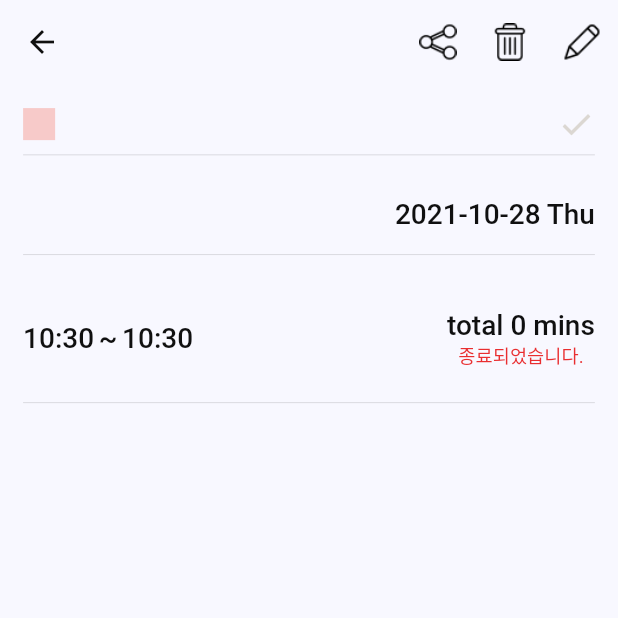
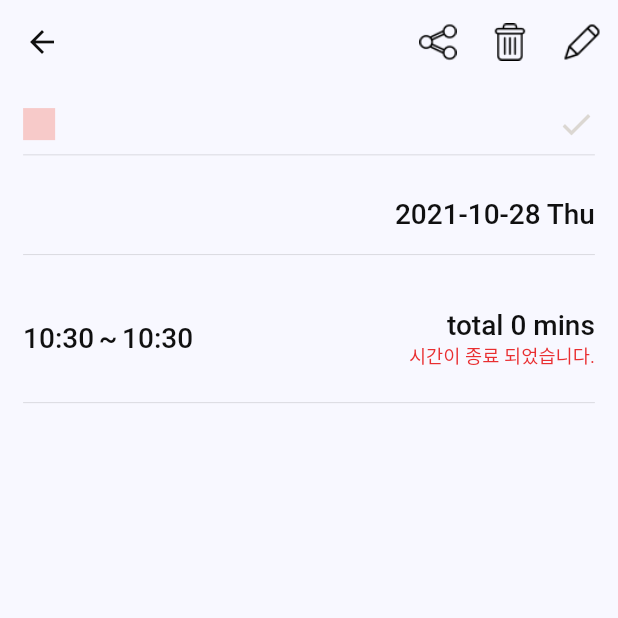
Before and after one commit to json-kim/daily_planner, a Flutter app: the PlanDetailScreen screen opened directly with empty values, on a phone screen of 412 x 824 dp, the top half of it. Run offline on Flutter 3.47's test engine with Material 2 defaults, Android fonts, the phone set to English and light mode, and no system bars; our stand-ins replace flutter_colorpicker, get, google_fonts, pull_to_refresh, sqflite; missing offline and left inert: kakao_flutter_sdk; accounts and stored records are empty.

Commit message:
공유 기능 안드로이드 버그 수정

```diff
--- a/lib/controllers/kakao_controller.dart
+++ b/lib/controllers/kakao_controller.dart
@@ -36,7 +36,7 @@ class KakaoController {
         '\${plan_end_time}': '${DateFormat('hh:mm a').format(plan.endTime)}',
         '\${plan_content}': '${plan.content}',
       });
-      await launchBrowserTab(uri);
+      await LinkClient.instance.launchKakaoTalk(uri);
     } catch (e) {}
   }
 
--- a/lib/controllers/plan_controller.dart
+++ b/lib/controllers/plan_controller.dart
@@ -30,7 +30,9 @@ class PlanController extends GetxController {
   Future<void> planStateChange(Plan plan) async {
     plan.nextPlanState();
     await dbCont.updateToTable(plan);
-    update();
+
+    DateController _dateController = Get.put(DateController());
+    selectPlansWithDate(_dateController.selectedDate);
   }
 
   Future<void> addPlan(Plan plan) async {
@@ -84,8 +86,15 @@ class PlanController extends GetxController {
       }
     });
     datePlans.sort(
-      (Plan a, Plan b) => a.startTime.millisecondsSinceEpoch
-          .compareTo(b.startTime.millisecondsSinceEpoch),
+      (Plan a, Plan b) {
+        final aState = a.state ? 1 : 0;
+        final bState = b.state ? 1 : 0;
+        int firstCompare = aState.compareTo(bState);
+
+        if (firstCompare != 0) return firstCompare;
+        return a.startTime.millisecondsSinceEpoch
+            .compareTo(b.startTime.millisecondsSinceEpoch);
+      },
     );
     _selectedPlans = datePlans;
     update();
--- a/lib/screens/detail/components/time_bar.dart
+++ b/lib/screens/detail/components/time_bar.dart
@@ -1,17 +1,21 @@
+import 'package:daily_planner_app/controllers/plan_controller.dart';
 import 'package:daily_planner_app/size_config.dart';
 import 'package:flutter/material.dart';
+import 'package:get/get_state_manager/src/simple/get_state.dart';
 import 'package:intl/intl.dart';
 
 import '../../../constants.dart';
 
 class TimeBar extends StatelessWidget {
-  const TimeBar({
+  TimeBar({
     Key? key,
     required this.startTime,
     required this.endTime,
+    required this.state,
   }) : super(key: key);
 
   final DateTime startTime, endTime;
+  final bool state;
 
   String getDTimeString(DateTime start, DateTime end) {
     final now = DateTime.now();
@@ -30,7 +34,7 @@ class TimeBar extends StatelessWidget {
     } else if (now.isAfter(start) && now.isBefore(end)) {
       return '진행 중 입니다.';
     } else {
-      return '종료되었습니다.';
+      return '시간이 종료 되었습니다.';
     }
   }
 
@@ -73,14 +77,14 @@ class TimeBar extends StatelessWidget {
           ),
         ),
 
-        Spacer(),
-
         // Total Time and D-time
-        Container(
+        Expanded(
+          child: Container(
             padding: EdgeInsets.symmetric(
               vertical: getProportionateScreenHeight(defaultPadding),
             ),
             child: Column(
+              crossAxisAlignment: CrossAxisAlignment.end,
               children: [
                 Text(
                   'total ${endTime.difference(startTime).inHours < 1 ? endTime.difference(startTime).inMinutes.toString() + ' mins' : endTime.difference(startTime).inHours.toString() + ' hours'}',
@@ -88,12 +92,24 @@ class TimeBar extends StatelessWidget {
                       color: kBlackColor,
                       fontSize: getProportionateScreenHeight(headline6)),
                 ),
-              Text(getDTimeString(startTime, endTime),
+                AnimatedSwitcher(
+                  duration: defaultDuration,
+                  child: Container(
+                    width: double.infinity,
+                    key: ValueKey(state),
+                    child: Text(
+                        state
+                            ? '완료 되었습니다.'
+                            : getDTimeString(startTime, endTime),
+                        textAlign: TextAlign.end,
                         style: TextStyle(
                           fontSize: getProportionateScreenHeight(14),
                           color: kRedColor,
-                  ))
+                        )),
+                  ),
+                ),
               ],
+            ),
           ),
         ),
       ],
--- a/lib/screens/detail/components/title_bar.dart
+++ b/lib/screens/detail/components/title_bar.dart
@@ -25,7 +25,10 @@ class TitleBar extends StatelessWidget {
         HorizontalSpacing(),
 
         // Title
-        FittedBox(
+        AnimatedSwitcher(
+          duration: defaultDuration,
+          child: FittedBox(
+            key: ValueKey(plan.state),
             child: Text(
               plan.title,
               overflow: TextOverflow.ellipsis,
@@ -35,6 +38,7 @@ class TitleBar extends StatelessWidget {
                   fontSize: getProportionateScreenHeight(headline5)),
             ),
           ),
+        ),
       ],
     );
   }
--- a/lib/screens/detail/plan_detail_screen.dart
+++ b/lib/screens/detail/plan_detail_screen.dart
@@ -31,13 +31,14 @@ class PlanDetailScreen extends StatelessWidget {
         child: Padding(
           padding: EdgeInsets.symmetric(
               horizontal: getProportionateScreenWidth(defaultPadding)),
-          child:
-              Column(crossAxisAlignment: CrossAxisAlignment.start, children: [
-            VerticalSpacing(),
-            GetBuilder<PlanController>(
+          child: GetBuilder<PlanController>(
               init: PlanController(),
               builder: (controller) {
-                  return Row(
+                return Column(
+                    crossAxisAlignment: CrossAxisAlignment.start,
+                    children: [
+                      VerticalSpacing(),
+                      Row(
                         children: [
                           // Title
                           TitleBar(plan: plan),
@@ -52,8 +53,7 @@ class PlanDetailScreen extends StatelessWidget {
                             },
                           ),
                         ],
-                  );
-                }),
+                      ),
                       Divider(),
                       VerticalSpacing(),
 
@@ -63,7 +63,10 @@ class PlanDetailScreen extends StatelessWidget {
                       VerticalSpacing(),
 
                       // TimeBar
-            TimeBar(startTime: plan.startTime, endTime: plan.endTime),
+                      TimeBar(
+                          startTime: plan.startTime,
+                          endTime: plan.endTime,
+                          state: plan.state),
                       Divider(),
                       VerticalSpacing(),
 
@@ -75,12 +78,17 @@ class PlanDetailScreen extends StatelessWidget {
                           child: Container(
                               width: double.infinity,
                               child: Text(plan.content,
-                        style: Theme.of(context).textTheme.subtitle1!.copyWith(
+                                  style: Theme.of(context)
+                                      .textTheme
+                                      .subtitle1!
+                                      .copyWith(
                                           color: kBlackColor,
                                           fontSize:
-                                getProportionateScreenHeight(subtitle1))))),
+                                              getProportionateScreenHeight(
+                                                  subtitle1))))),
                       VerticalSpacing(),
-          ]),
+                    ]);
+              }),
         ),
       ),
     );
--- a/lib/screens/planner/components/plan_card.dart
+++ b/lib/screens/planner/components/plan_card.dart
@@ -38,6 +38,9 @@ class PlanCard extends StatelessWidget {
           //       PopupMenuItem(child: Text('3번')),
           //     ]);
         },
+        child: AnimatedOpacity(
+          duration: defaultDuration,
+          opacity: plan.state ? 0.3 : 1,
           child: Stack(
             children: [
               Container(
@@ -70,8 +73,8 @@ class PlanCard extends StatelessWidget {
                           getProportionateScreenHeight(defaultPadding * 0.75)),
                   width: double.infinity,
                   decoration: BoxDecoration(
-                    borderRadius:
-                        BorderRadius.circular(getProportionateScreenWidth(25)),
+                      borderRadius: BorderRadius.circular(
+                          getProportionateScreenWidth(25)),
                       color: Colors.white),
                   child: Column(
                     crossAxisAlignment: CrossAxisAlignment.start,
@@ -105,7 +108,8 @@ class PlanCard extends StatelessWidget {
                       ),
                       Divider(
                         thickness: getProportionateScreenHeight(1.5),
-                      height: getProportionateScreenHeight(defaultPadding * 2),
+                        height:
+                            getProportionateScreenHeight(defaultPadding * 2),
                       ),
                       Row(
                         mainAxisAlignment: MainAxisAlignment.spaceBetween,
@@ -136,6 +140,7 @@ class PlanCard extends StatelessWidget {
             ],
           ),
         ),
+      ),
     );
   }
 }
```
Also changed, not shown: 1 other file. Lines whose indentation alone changed are shown as unchanged.
